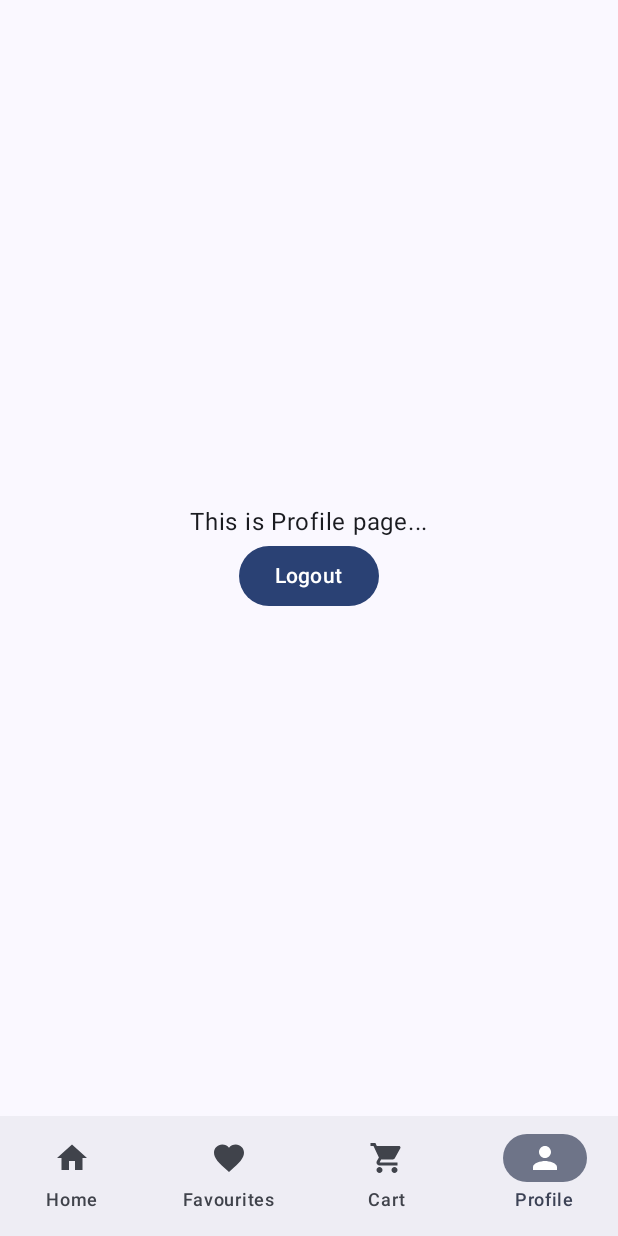
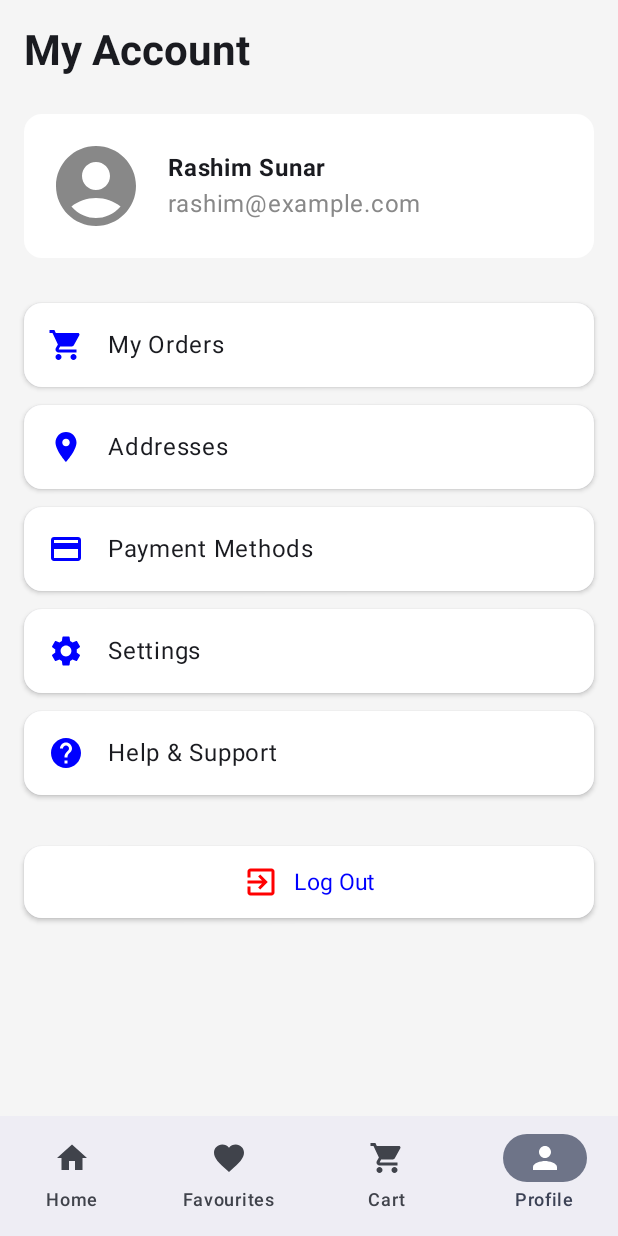
Before and after one commit to Rashim-Sunar/EShop, an Android app built with Jetpack Compose: the ProfilePage screen opened through its navigation route, on a phone screen of 412 x 824 dp. Run offline under Robolectric (Android 15) with nearby library versions, the phone set to English and light mode, and no system bars; our stand-ins replace Firebase (no records; nobody signed in at launch, a user with empty details on screens opened directly); 2 statements that could not run were skipped.

Commit message:
ProfilePage ui added in the application

```diff
--- a/app/src/main/java/com/example/easyshop/pages/ProfilePage.kt
+++ b/app/src/main/java/com/example/easyshop/pages/ProfilePage.kt
@@ -1,36 +1,150 @@
 package com.example.easyshop.pages
 
+import androidx.compose.foundation.background
+import androidx.compose.foundation.clickable
 import androidx.compose.foundation.layout.Arrangement
 import androidx.compose.foundation.layout.Column
+import androidx.compose.foundation.layout.Row
+import androidx.compose.foundation.layout.Spacer
 import androidx.compose.foundation.layout.fillMaxSize
+import androidx.compose.foundation.layout.fillMaxWidth
+import androidx.compose.foundation.layout.height
 import androidx.compose.foundation.layout.padding
-import androidx.compose.material3.Button
+import androidx.compose.foundation.layout.size
+import androidx.compose.foundation.layout.width
+import androidx.compose.foundation.shape.RoundedCornerShape
+import androidx.compose.material.icons.Icons
+import androidx.compose.material.icons.filled.AccountCircle
+import androidx.compose.material.icons.filled.ExitToApp
+import androidx.compose.material.icons.filled.Help
+import androidx.compose.material.icons.filled.LocationOn
+import androidx.compose.material.icons.filled.Payment
+import androidx.compose.material.icons.filled.Settings
+import androidx.compose.material.icons.filled.ShoppingCart
+import androidx.compose.material3.Card
+import androidx.compose.material3.CardDefaults
+import androidx.compose.material3.Icon
+import androidx.compose.material3.MaterialTheme
 import androidx.compose.material3.Text
 import androidx.compose.runtime.Composable
 import androidx.compose.ui.Alignment
 import androidx.compose.ui.Modifier
+import androidx.compose.ui.graphics.Color
+import androidx.compose.ui.graphics.vector.ImageVector
+import androidx.compose.ui.text.font.FontWeight
 import androidx.compose.ui.unit.dp
+import androidx.compose.ui.unit.sp
 import androidx.navigation.NavController
 import com.google.firebase.Firebase
 import com.google.firebase.auth.auth
 
 @Composable
 fun ProfilePage(navController: NavController){
+
     Column(
-        modifier = Modifier.fillMaxSize().padding(32.dp),
-        horizontalAlignment = Alignment.CenterHorizontally,
-        verticalArrangement = Arrangement.Center
+        modifier = Modifier
+            .fillMaxSize()
+            .background(Color(0xFFF5F5F5))
+            .padding(16.dp)
     ) {
-        Text("This is Profile page...")
-        Button(
-            onClick = {
-                Firebase.auth.signOut()
-                navController.navigate("auth"){
-                    popUpTo("home") {inclusive = true }
-                }
+        Text(
+            text = "My Account",
+            style = MaterialTheme.typography.headlineMedium,
+            fontWeight = FontWeight.Bold,
+            modifier = Modifier.padding(bottom = 24.dp)
+        )
+
+        // Profile Section
+        Row(
+            modifier = Modifier
+                .fillMaxWidth()
+                .background(Color.White, RoundedCornerShape(12.dp))
+                .padding(16.dp),
+            verticalAlignment = Alignment.CenterVertically
+        ) {
+            Icon(
+                imageVector = Icons.Default.AccountCircle,
+                contentDescription = "Profile",
+                modifier = Modifier.size(64.dp),
+                tint = Color.Gray
+            )
+            Spacer(modifier = Modifier.width(16.dp))
+            Column {
+                Text(text = "Rashim Sunar", fontWeight = FontWeight.Bold)
+                Text(text = "rashim@example.com", color = Color.Gray)
             }
+        }
+
+        Spacer(modifier = Modifier.height(24.dp))
+
+        // Options List
+        AccountOptionItem("My Orders", Icons.Default.ShoppingCart)
+        AccountOptionItem("Addresses", Icons.Default.LocationOn)
+        AccountOptionItem("Payment Methods", Icons.Default.Payment)
+        AccountOptionItem("Settings", Icons.Default.Settings)
+        AccountOptionItem("Help & Support", Icons.Default.Help)
+
+        Spacer(modifier = Modifier.height(22.dp))
+
+        // --------------- Logout Button ----------------------//
+        Card(
+            elevation = CardDefaults.cardElevation(2.dp),
+            shape = RoundedCornerShape(12.dp),
+            modifier = Modifier
+                .fillMaxWidth()
+                .padding(vertical = 6.dp)
+                .clickable(
+                    onClick = {
+                        Firebase.auth.signOut()
+                        navController.navigate("auth"){
+                            popUpTo("home") {inclusive = true }
+                        }
+                    }
+                )
         ) {
-            Text("Logout")
+            Row(
+                verticalAlignment = Alignment.CenterVertically,
+                horizontalArrangement = Arrangement.Center,
+                modifier = Modifier
+                    .background(Color.White)
+                    .padding(vertical = 12.dp)
+                    .fillMaxWidth()
+            ) {
+                Icon(
+                    imageVector = Icons.Default.ExitToApp,
+                    contentDescription = "Exit icon",
+                    tint = Color.Red
+                )
+                Spacer(modifier = Modifier.width(10.dp))
+                Text(text = "Log Out", fontSize = 15.sp, color = Color.Blue)
+            }
         }
     }
 }
+
+@Composable
+fun AccountOptionItem(title: String, icon: ImageVector, iconTint: Color = Color.Blue) {
+    Card(
+        elevation = CardDefaults.cardElevation(2.dp),
+        shape = RoundedCornerShape(12.dp),
+        modifier = Modifier
+            .fillMaxWidth()
+            .padding(vertical = 6.dp)
+    ) {
+        Row(
+            verticalAlignment = Alignment.CenterVertically,
+            modifier = Modifier
+                .background(Color.White)
+                .padding(16.dp)
+                .fillMaxWidth()
+        ) {
+            Icon(
+                imageVector = icon,
+                contentDescription = title,
+                tint = iconTint
+            )
+            Spacer(modifier = Modifier.width(16.dp))
+            Text(text = title, fontSize = 16.sp)
+        }
+    }
+}
--- a/app/src/main/java/com/example/easyshop/screen/Home.kt
+++ b/app/src/main/java/com/example/easyshop/screen/Home.kt
@@ -33,14 +33,19 @@ fun Home(parentNavController: NavHostController){
 
     Scaffold(
         bottomBar = {
-            NavigationBar {
             val navBackStackEntry by bottomNavController.currentBackStackEntryAsState()
             val currentDestination = navBackStackEntry?.destination
+            //ensure bottom navigationBar only shown for below routes
+            if(currentDestination?.route == "homePage" || currentDestination?.route == "favouritePage"
+                || currentDestination?.route == "cartPage" || currentDestination?.route == "profilePage"
+            ){
+
+                NavigationBar {
                     topLevelRoutes.forEach { topLevelRoute ->
                         NavigationBarItem(
                             icon = { Icon(topLevelRoute.icon, contentDescription = topLevelRoute.name) },
                             label = { Text(topLevelRoute.name) },
-                        selected = currentDestination?.route == topLevelRoute.route,
+                            selected = currentDestination.route == topLevelRoute.route,
                             onClick = {
                                 bottomNavController.navigate(topLevelRoute.route) {
                                     // Pop up to the start destination of the graph to
@@ -50,13 +55,14 @@ fun Home(parentNavController: NavHostController){
                                         saveState = true
                                     }
                                     // Avoid multiple copies of the same destination when
-                                // reselecting the same item
+                                    // re-selecting the same item
                                     launchSingleTop = true
-                                // Restore state when reselecting a previously selected item
+                                    // Restore state when re-selecting a previously selected item
                                     restoreState = true
                                 }
                             }
                         )
+                    }
                 }
             }
         }
@@ -69,7 +75,6 @@ fun Home(parentNavController: NavHostController){
     }
 }
 
-
 @Preview(showBackground = true)
 @Composable
 fun HomePreview(){
```
Lines whose indentation alone changed are shown as unchanged.
